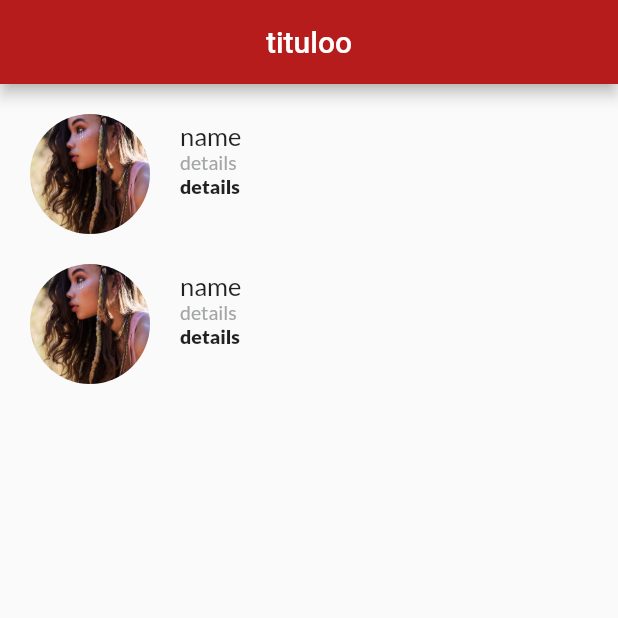
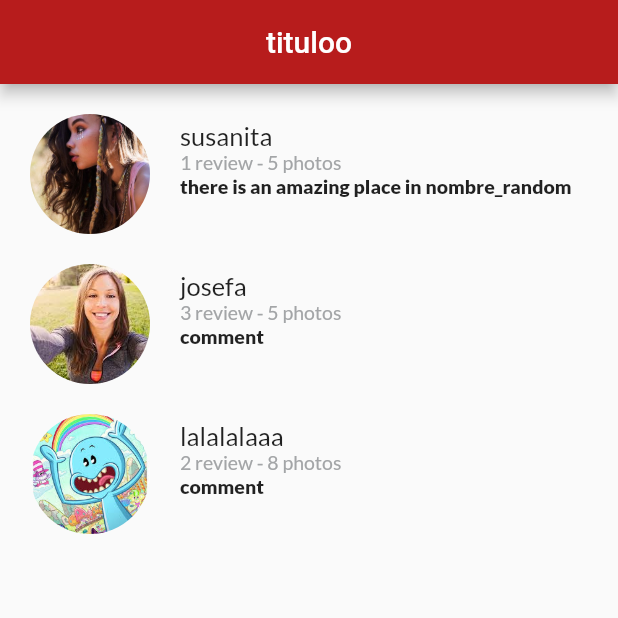
Before and after one commit to romibello/Flutter, a Flutter app: the screen it shows after launch, on a phone screen of 412 x 824 dp, the top half of it. Run offline on Flutter 3.47's test engine with Material 2 defaults, Android fonts, the phone set to English and light mode, and no system bars.

Commit message:
finish review_list

```diff
--- a/primerproyecto/lib/main.dart
+++ b/primerproyecto/lib/main.dart
@@ -1,7 +1,7 @@
 import 'package:flutter/material.dart';
 import 'description_place.dart';
 import 'review_list.dart';
-import 'review.dart';
+
 
 
 void main() => runApp(MyApp());
@@ -10,7 +10,6 @@ class MyApp extends StatelessWidget {
   final dummyDescription = "Lorem Ipsum is simply dummy text of the printing and typesetting industry. Lorem Ipsum has been the industry's standard dummy text ever since the 1500s, when an unknown printer took a galley of type and scrambled it to make a type specimen book."
     "Lorem Ipsum is simply dummy text of the printing and typesetting industry. Lorem Ipsum has been the industry's standard dummy text ever since the 1500s, when an unknown printer took a galley of type and scrambled it to make a type specimen book 3." ;
 
-  List<Review> e1 = [new Review("assets/img/people.jpg", "name", "details", "comment"),new Review("assets/img/people.jpg", "name", "details", "comment")];
 
   @override
   Widget build(BuildContext context) {
@@ -25,7 +24,7 @@ class MyApp extends StatelessWidget {
           centerTitle: true,
           backgroundColor: Colors.red[900],
         ),
-        body: new ReviewList(e1)//new DescriptionPlace("bahamas", 4, dummyDescription) ,
+        body: new ReviewList()//new DescriptionPlace("bahamas", 4, dummyDescription) ,
 
       ),//MyHomePage(title: 'Flutter Demo Home Page'),
     );
--- a/primerproyecto/lib/review.dart
+++ b/primerproyecto/lib/review.dart
@@ -16,7 +16,7 @@ class Review extends StatelessWidget{
         left: 20.0,
       ),
       child: Text(
-        details,
+        comment,
         textAlign: TextAlign.left,
         style: TextStyle(
           fontFamily: "lato",
--- a/primerproyecto/lib/review_list.dart
+++ b/primerproyecto/lib/review_list.dart
@@ -1,14 +1,31 @@
 import 'package:flutter/material.dart';
-import 'package:primerproyecto/review.dart';
+import 'review.dart';
 
-class ReviewList extends StatelessWidget{
-  List<Review> items = [];
-  ReviewList(this.items);
+class ReviewList extends StatelessWidget {
   @override
   Widget build(BuildContext context) {
-    final reviewList = Column(
-      children: items
+    return Column(
+      crossAxisAlignment: CrossAxisAlignment.start,
+      children: <Widget>[
+        new Review("assets/img/people.jpg", "susanita", "1 review - 5 photos", "there is an amazing place in nombre_random"),
+        new Review("assets/img/girl.jpg", "josefa", "3 review - 5 photos", "comment"),
+        new Review("assets/img/missing.jpg", "lalalalaaa", "2 review - 8 photos", "comment"),
+      ],
     );
-    return reviewList;
   }
+
 }
+
+
+
+//class ReviewList extends StatelessWidget{
+  //List<Review> items = [];
+  //ReviewList(this.items);
+  //@override
+  //Widget build(BuildContext context) {
+    //final reviewList = Column(
+      //children: items
+    //);
+    //return reviewList;
+  //}
+//}
--- a/primerproyecto/pubspec.yaml
+++ b/primerproyecto/pubspec.yaml
@@ -42,7 +42,7 @@ flutter:
 
   # To add assets to your application, add an assets section, like this:
   assets:
-    - assets/img/people.jpg
+    - assets/img/
   #  - images/a_dot_ham.jpeg
 
   # An image asset can refer to one or more resolution-specific "variants", see
```
Also changed, not shown: primerproyecto/assets/img/girl.jpg (added), primerproyecto/assets/img/missing.jpg (added).
